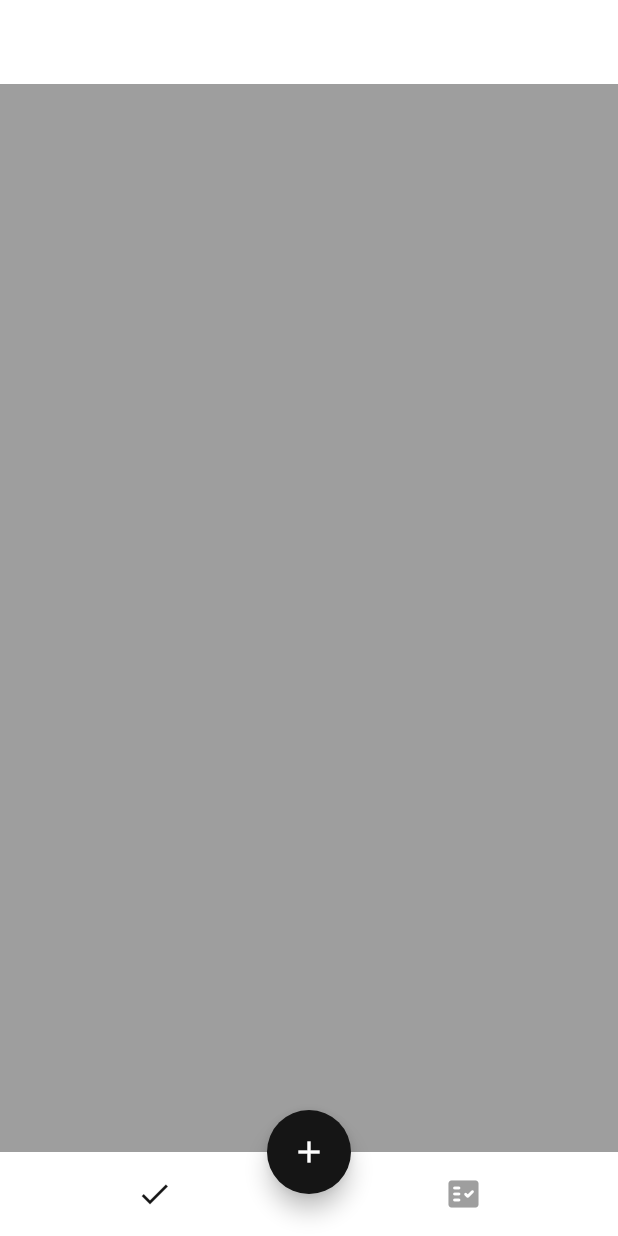
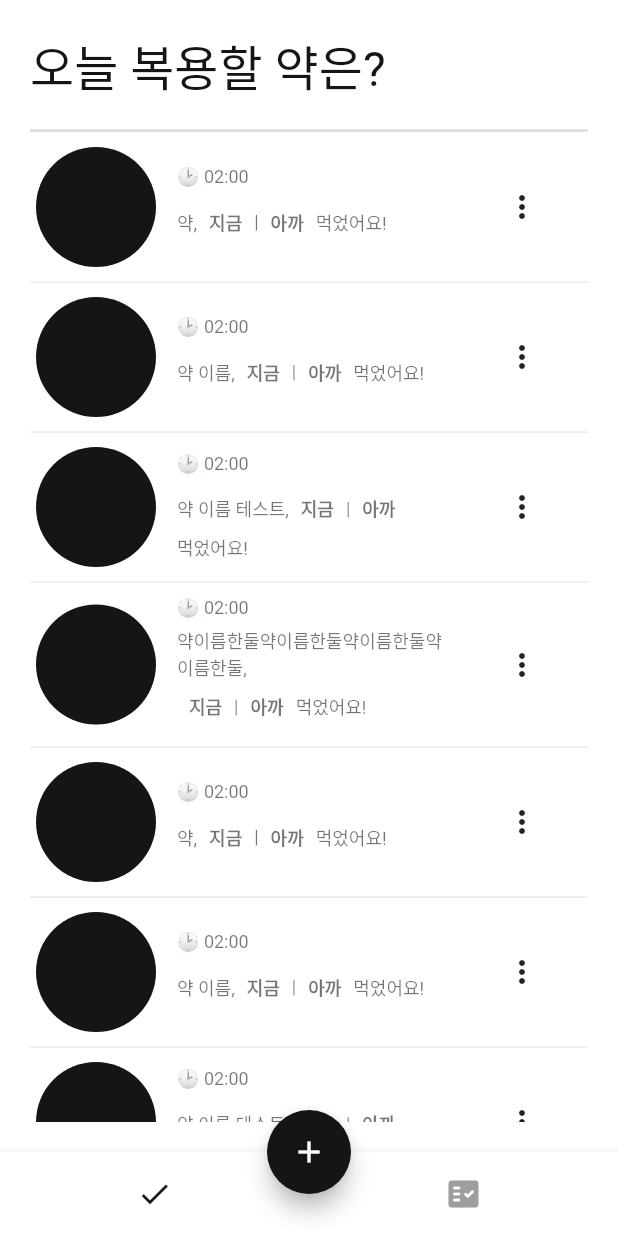
Before and after one commit to snack655/study-flutter, a Flutter app: the screen it shows after launch, on a phone screen of 412 x 824 dp. Run offline on Flutter 3.47's test engine with Material 2 defaults, Android fonts, the phone set to English and light mode, and no system bars; our stand-ins replace flutter_local_notifications, flutter_native_timezone_updated_gradle, hive, hive_flutter, image_picker, permission_handler and 2 more; missing offline and left inert: a package; accounts and stored records are empty; Roboto replaces fonts that are missing (GmarketSansTTF); statements that could not run were skipped.

Commit message:
add home basic ui

```diff
--- a/medi/lib/pages/home_page.dart
+++ b/medi/lib/pages/home_page.dart
@@ -1,4 +1,5 @@
 import 'package:flutter/material.dart';
+import 'package:medi/components/medi_constants.dart';
 import 'package:medi/pages/add/add_medicine_page.dart';
 import 'package:medi/pages/history/history_page.dart';
 import 'package:medi/pages/today/today_page.dart';
@@ -15,7 +16,7 @@ class HomePage extends StatefulWidget {
 class _HomePageState extends State<HomePage> {
   int _currentIndex = 0;
   final _pages = [
-    const TodayPage(),
+    TodayPage(),
     const HistoryPage(),
   ];
 
@@ -23,27 +24,24 @@ class _HomePageState extends State<HomePage> {
   Widget build(BuildContext context) {
     return Container(
       color: Colors.yellow,
-      child: SafeArea(
-        top: false,
-        bottom: false,
       child: Scaffold(
-          appBar: AppBar(),
-          body: _pages[_currentIndex],
+        body: Padding(
+          padding: pagePadding,
+          child: SafeArea(child: _pages[_currentIndex]),
+        ),
         floatingActionButton: FloatingActionButton(
           onPressed: _onAddMedicine,
           child: const Icon(Icons.add),
         ),
-          floatingActionButtonLocation:
-              FloatingActionButtonLocation.centerDocked,
+        floatingActionButtonLocation: FloatingActionButtonLocation.centerDocked,
         bottomNavigationBar: _buildBottomAppBar(),
-        ),
       ),
     );
   }
 
   BottomAppBar _buildBottomAppBar() {
     return BottomAppBar(
-      elevation: 0,
+        elevation: 5,
         child: Container(
           height: kBottomNavigationBarHeight,
           color: Colors.white,
@@ -74,8 +72,7 @@ class _HomePageState extends State<HomePage> {
               ),
             ],
           ),
-      )
-    );
+        ));
   }
 
   void _onCurrentPage(int pageIndex) {
@@ -84,7 +81,7 @@ class _HomePageState extends State<HomePage> {
   }
 
   void _onAddMedicine() {
-    Navigator.push(
-        context, MaterialPageRoute(builder: (context) => const AddMedicinePage()));
+    Navigator.push(context,
+        MaterialPageRoute(builder: (context) => const AddMedicinePage()));
   }
 }
--- a/medi/lib/pages/today/today_page.dart
+++ b/medi/lib/pages/today/today_page.dart
@@ -1,13 +1,142 @@
-
 import 'package:flutter/material.dart';
+import 'package:medi/components/medi_constants.dart';
 
 class TodayPage extends StatelessWidget {
-  const TodayPage({super.key});
+  TodayPage({super.key});
+
+  final list = [
+    '약',
+    '약 이름',
+    '약 이름 테스트',
+    '약이름한둘약이름한둘약이름한둘약이름한둘',
+    '약',
+    '약 이름',
+    '약 이름 테스트',
+    '약이름한둘약이름한둘약이름한둘약이름한둘',
+    '약',
+    '약 이름',
+    '약 이름 테스트',
+    '약이름한둘약이름한둘약이름한둘약이름한둘',
+  ];
 
   @override
   Widget build(BuildContext context) {
-    return Container(
-      color: Colors.grey,
+    return Column(
+      crossAxisAlignment: CrossAxisAlignment.start,
+      children: [
+        Text(
+          '오늘 복용할 약은?',
+          style: Theme.of(context).textTheme.headlineMedium,
+        ),
+        const SizedBox(height: regularSpace),
+        const Divider(
+          height: 1,
+          thickness: 2.0,
+        ),
+        Expanded(
+          child: ListView.separated(
+            padding: const EdgeInsets.symmetric(vertical: smallSpace),
+            itemCount: list.length,
+            itemBuilder: (context, index) {
+              return MedicineListTile(
+                name: list[index],
+              );
+            },
+            separatorBuilder: (context, index) => const Divider(
+              height: regularSpace,
+            ),
+          ),
+        ),
+      ],
     );
   }
 }
+
+class MedicineListTile extends StatelessWidget {
+  const MedicineListTile({super.key, required this.name});
+
+  final String name;
+
+  @override
+  Widget build(BuildContext context) {
+    final textStyle = Theme.of(context).textTheme.bodySmall;
+
+    return Row(
+      children: [
+        MaterialButton(
+          padding: EdgeInsets.zero,
+          onPressed: () {},
+          child: const CircleAvatar(
+            radius: 40,
+          ),
+        ),
+        const SizedBox(width: smallSpace),
+        Expanded(
+          child: Column(
+            crossAxisAlignment: CrossAxisAlignment.start,
+            children: [
+              Text(
+                '🕑 02:00',
+                style: textStyle,
+              ),
+              const SizedBox(height: 6),
+              Wrap(
+                crossAxisAlignment: WrapCrossAlignment.center,
+                children: [
+                  Text(
+                    "$name,",
+                    style: textStyle,
+                  ),
+                  TileActionButton(
+                    onTap: () {},
+                    title: '지금',
+                  ),
+                  Text('|', style: textStyle),
+                  TileActionButton(
+                    onTap: () {},
+                    title: '아까',
+                  ),
+                  Text('먹었어요!', style: textStyle),
+                ],
+              )
+            ],
+          ),
+        ),
+        MaterialButton(
+          onPressed: () {},
+          child: const Icon(Icons.more_vert),
+        ),
+      ],
+    );
+  }
+}
+
+class TileActionButton extends StatelessWidget {
+  const TileActionButton({
+    super.key,
+    required this.onTap,
+    required this.title,
+  });
+
+  final VoidCallback onTap;
+  final String title;
+
+  @override
+  Widget build(BuildContext context) {
+    final buttonTextStyle = Theme.of(context)
+        .textTheme
+        .bodySmall
+        ?.copyWith(fontWeight: FontWeight.w700);
+
+    return GestureDetector(
+      onTap: onTap,
+      child: Padding(
+        padding: const EdgeInsets.all(8.0),
+        child: Text(
+          title,
+          style: buttonTextStyle,
+        ),
+      ),
+    );
+  }
+}
```
Also changed, not shown: 4 other files. Lines whose indentation alone changed are shown as unchanged.
